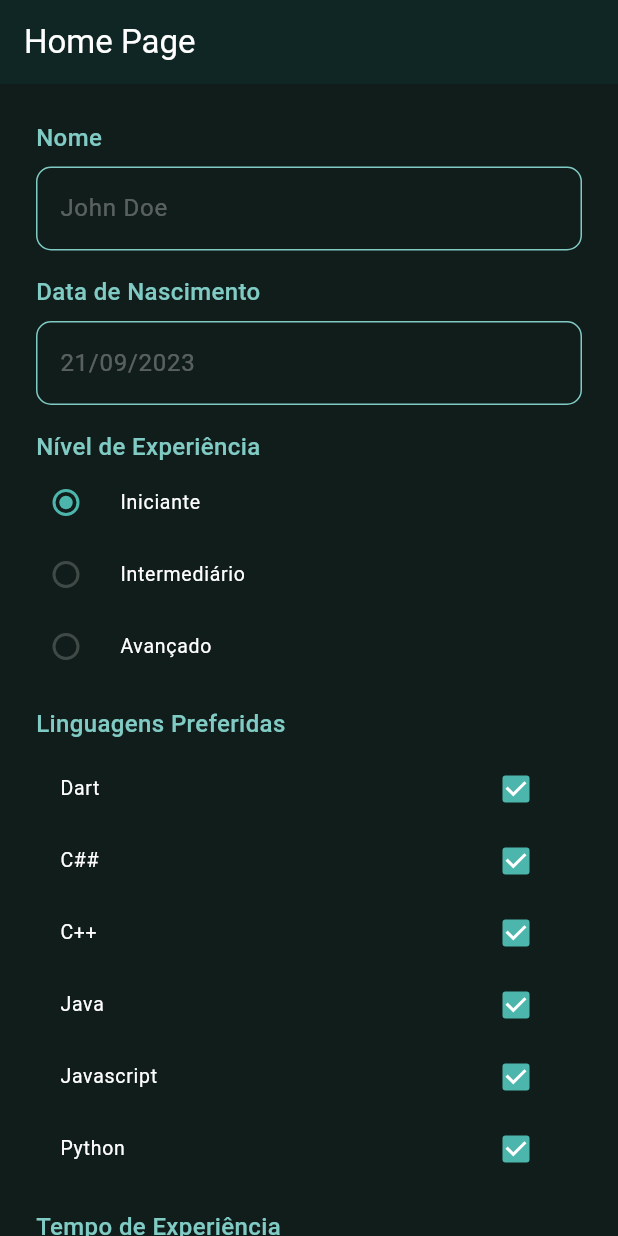
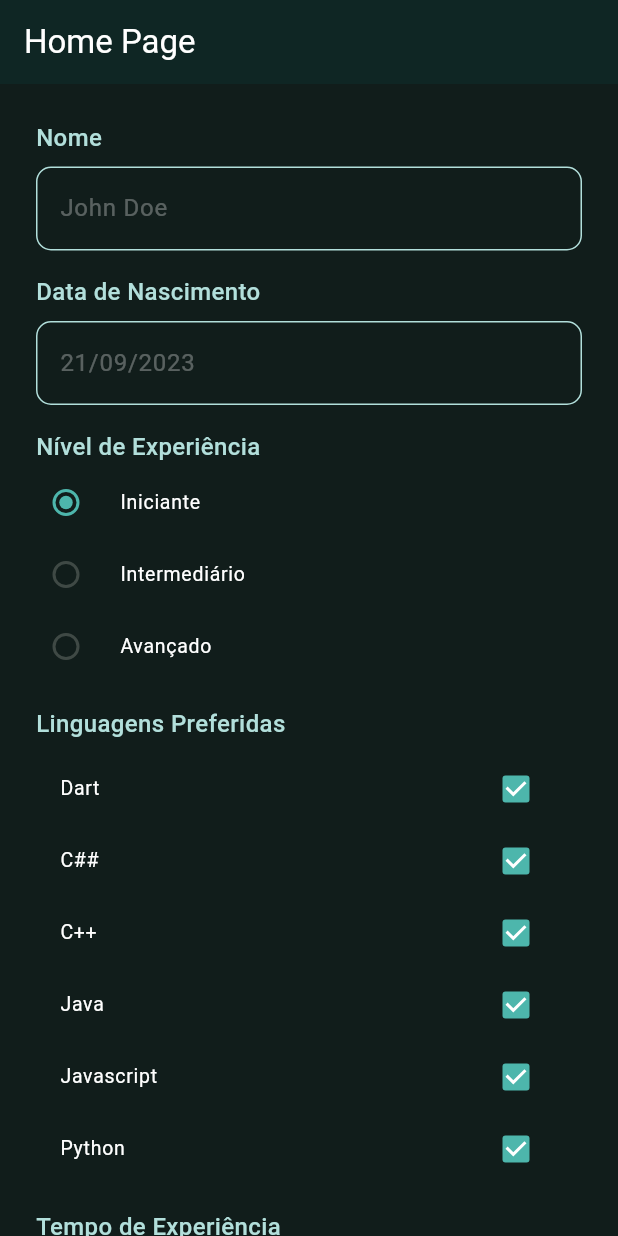
Before and after one commit to hakkinenT/flutter_dados_cadastrais, a Flutter app: the screen it shows after launch, on a phone screen of 412 x 824 dp. Run offline on Flutter 3.47's test engine with Material 2 defaults, Android fonts, the phone set to English and light mode, and no system bars; our stand-ins replace hive; accounts and stored records are empty.

Commit message:
style: changed color shade

```diff
--- a/lib/utils/constants.dart
+++ b/lib/utils/constants.dart
@@ -1,6 +1,6 @@
 import 'package:flutter/material.dart';
 
-final Color appColor = Colors.teal.shade200;
+final Color appColor = Colors.teal.shade100;
 final backgroundColor = Color.alphaBlend(
     const Color.fromRGBO(0, 150, 136, 0.08), const Color(0xFF121212));
 final surfaceColor = Color.alphaBlend(
```
